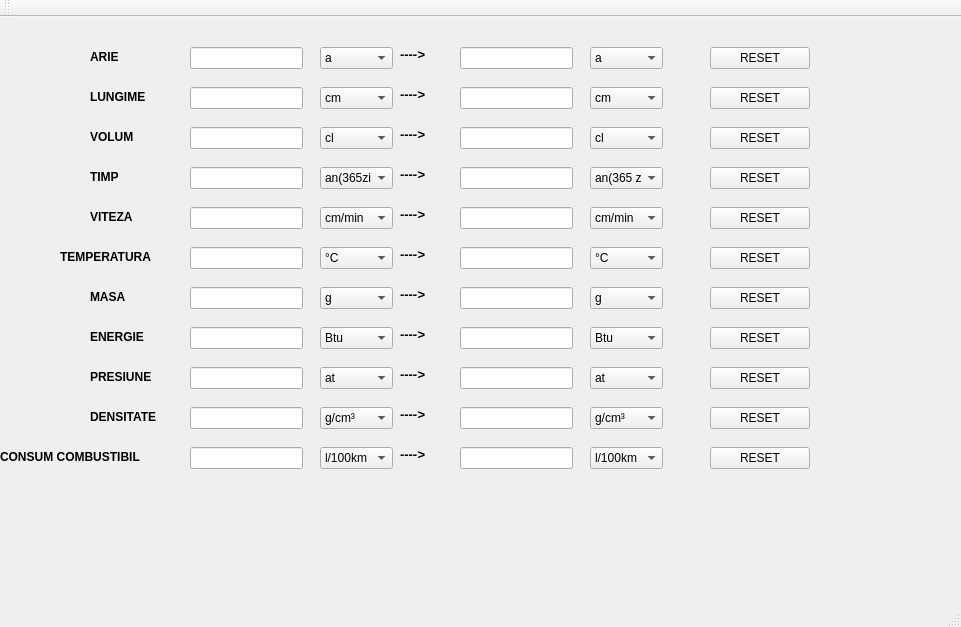
Above: Convertor/convertor.ui from CochiorHeghiLucian/Convertor before the change. Below: the same form after it.
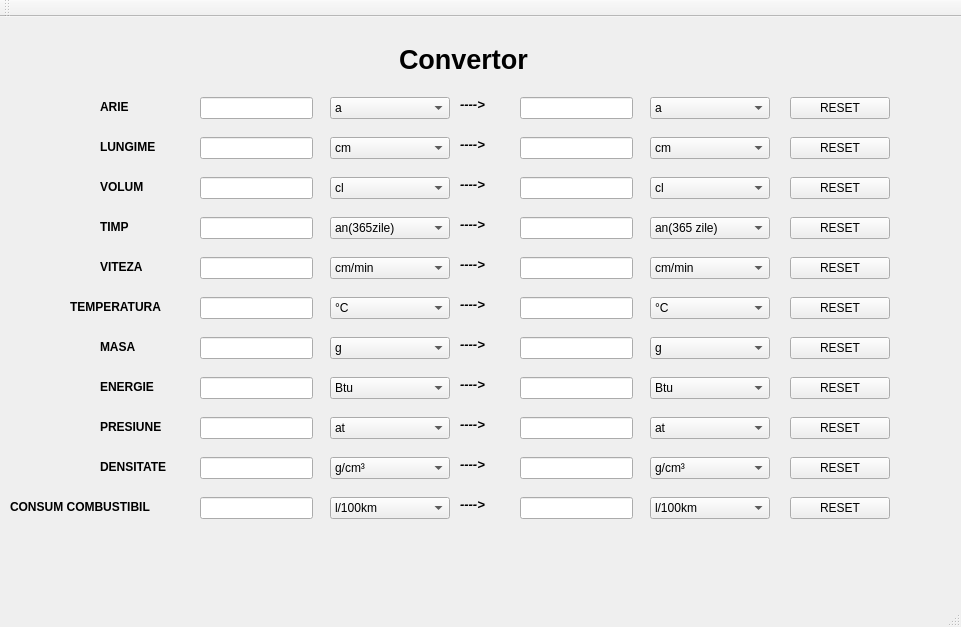
That is the form after the change.

What changed in the file:
```diff
--- a/Convertor/convertor.ui
+++ b/Convertor/convertor.ui
@@ -20,8 +20,8 @@
    <widget class="QLineEdit" name="lineEdit">
     <property name="geometry">
      <rect>
-      <x>190</x>
-      <y>30</y>
+      <x>200</x>
+      <y>80</y>
       <width>113</width>
       <height>22</height>
      </rect>
@@ -30,8 +30,8 @@
    <widget class="QLineEdit" name="lineEdit_2">
     <property name="geometry">
      <rect>
-      <x>190</x>
-      <y>70</y>
+      <x>200</x>
+      <y>120</y>
       <width>113</width>
       <height>22</height>
      </rect>
@@ -40,8 +40,8 @@
    <widget class="QLineEdit" name="lineEdit_3">
     <property name="geometry">
      <rect>
-      <x>190</x>
-      <y>110</y>
+      <x>200</x>
+      <y>160</y>
       <width>113</width>
       <height>22</height>
      </rect>
@@ -50,8 +50,8 @@
    <widget class="QLineEdit" name="lineEdit_4">
     <property name="geometry">
      <rect>
-      <x>190</x>
-      <y>150</y>
+      <x>200</x>
+      <y>200</y>
       <width>113</width>
       <height>22</height>
      </rect>
@@ -60,8 +60,8 @@
    <widget class="QLineEdit" name="lineEdit_5">
     <property name="geometry">
      <rect>
-      <x>190</x>
-      <y>190</y>
+      <x>200</x>
+      <y>240</y>
       <width>113</width>
       <height>22</height>
      </rect>
@@ -70,8 +70,8 @@
    <widget class="QLineEdit" name="lineEdit_6">
     <property name="geometry">
      <rect>
-      <x>190</x>
-      <y>230</y>
+      <x>200</x>
+      <y>280</y>
       <width>113</width>
       <height>22</height>
      </rect>
@@ -80,8 +80,8 @@
    <widget class="QLineEdit" name="lineEdit_7">
     <property name="geometry">
      <rect>
-      <x>190</x>
-      <y>270</y>
+      <x>200</x>
+      <y>320</y>
       <width>113</width>
       <height>22</height>
      </rect>
@@ -90,8 +90,8 @@
    <widget class="QLineEdit" name="lineEdit_8">
     <property name="geometry">
      <rect>
-      <x>190</x>
-      <y>310</y>
+      <x>200</x>
+      <y>360</y>
       <width>113</width>
       <height>22</height>
      </rect>
@@ -100,8 +100,8 @@
    <widget class="QLineEdit" name="lineEdit_9">
     <property name="geometry">
      <rect>
-      <x>190</x>
-      <y>350</y>
+      <x>200</x>
+      <y>400</y>
       <width>113</width>
       <height>22</height>
      </rect>
@@ -110,8 +110,8 @@
    <widget class="QLineEdit" name="lineEdit_10">
     <property name="geometry">
      <rect>
-      <x>190</x>
-      <y>390</y>
+      <x>200</x>
+      <y>440</y>
       <width>113</width>
       <height>22</height>
      </rect>
@@ -120,9 +120,9 @@
    <widget class="QComboBox" name="comboBox">
     <property name="geometry">
      <rect>
-      <x>320</x>
-      <y>30</y>
-      <width>73</width>
+      <x>330</x>
+      <y>80</y>
+      <width>120</width>
       <height>22</height>
      </rect>
     </property>
@@ -180,9 +180,9 @@
    <widget class="QComboBox" name="comboBox_2">
     <property name="geometry">
      <rect>
-      <x>320</x>
-      <y>70</y>
-      <width>73</width>
+      <x>330</x>
+      <y>120</y>
+      <width>120</width>
       <height>22</height>
      </rect>
     </property>
@@ -235,9 +235,9 @@
    <widget class="QComboBox" name="comboBox_3">
     <property name="geometry">
      <rect>
-      <x>320</x>
-      <y>110</y>
-      <width>73</width>
+      <x>330</x>
+      <y>160</y>
+      <width>120</width>
       <height>22</height>
      </rect>
     </property>
@@ -305,9 +305,9 @@
    <widget class="QComboBox" name="comboBox_4">
     <property name="geometry">
      <rect>
-      <x>320</x>
-      <y>150</y>
-      <width>73</width>
+      <x>330</x>
+      <y>200</y>
+      <width>120</width>
       <height>22</height>
      </rect>
     </property>
@@ -360,9 +360,9 @@
    <widget class="QComboBox" name="comboBox_5">
     <property name="geometry">
      <rect>
-      <x>320</x>
-      <y>190</y>
-      <width>73</width>
+      <x>330</x>
+      <y>240</y>
+      <width>120</width>
       <height>22</height>
      </rect>
     </property>
@@ -485,9 +485,9 @@
    <widget class="QComboBox" name="comboBox_6">
     <property name="geometry">
      <rect>
-      <x>320</x>
-      <y>230</y>
-      <width>73</width>
+      <x>330</x>
+      <y>280</y>
+      <width>120</width>
       <height>22</height>
      </rect>
     </property>
@@ -515,9 +515,9 @@
    <widget class="QComboBox" name="comboBox_7">
     <property name="geometry">
      <rect>
-      <x>320</x>
-      <y>270</y>
-      <width>73</width>
+      <x>330</x>
+      <y>320</y>
+      <width>120</width>
       <height>22</height>
      </rect>
     </property>
@@ -565,9 +565,9 @@
    <widget class="QComboBox" name="comboBox_8">
     <property name="geometry">
      <rect>
-      <x>320</x>
-      <y>310</y>
-      <width>73</width>
+      <x>330</x>
+      <y>360</y>
+      <width>120</width>
       <height>22</height>
      </rect>
     </property>
@@ -665,9 +665,9 @@
    <widget class="QComboBox" name="comboBox_9">
     <property name="geometry">
      <rect>
-      <x>320</x>
-      <y>350</y>
-      <width>73</width>
+      <x>330</x>
+      <y>400</y>
+      <width>120</width>
       <height>22</height>
      </rect>
     </property>
@@ -805,9 +805,9 @@
    <widget class="QComboBox" name="comboBox_10">
     <property name="geometry">
      <rect>
-      <x>320</x>
-      <y>390</y>
-      <width>73</width>
+      <x>330</x>
+      <y>440</y>
+      <width>120</width>
       <height>22</height>
      </rect>
     </property>
@@ -915,8 +915,8 @@
    <widget class="QLineEdit" name="lineEdit_11">
     <property name="geometry">
      <rect>
-      <x>460</x>
-      <y>190</y>
+      <x>520</x>
+      <y>240</y>
       <width>113</width>
       <height>22</height>
      </rect>
@@ -925,8 +925,8 @@
    <widget class="QLineEdit" name="lineEdit_12">
     <property name="geometry">
      <rect>
-      <x>460</x>
-      <y>30</y>
+      <x>520</x>
+      <y>80</y>
       <width>113</width>
       <height>22</height>
      </rect>
@@ -935,8 +935,8 @@
    <widget class="QLineEdit" name="lineEdit_13">
     <property name="geometry">
      <rect>
-      <x>460</x>
-      <y>350</y>
+      <x>520</x>
+      <y>400</y>
       <width>113</width>
       <height>22</height>
      </rect>
@@ -945,8 +945,8 @@
    <widget class="QLineEdit" name="lineEdit_14">
     <property name="geometry">
      <rect>
-      <x>460</x>
-      <y>230</y>
+      <x>520</x>
+      <y>280</y>
       <width>113</width>
       <height>22</height>
      </rect>
@@ -955,8 +955,8 @@
    <widget class="QLineEdit" name="lineEdit_15">
     <property name="geometry">
      <rect>
-      <x>460</x>
-      <y>310</y>
+      <x>520</x>
+      <y>360</y>
       <width>113</width>
       <height>22</height>
      </rect>
@@ -965,8 +965,8 @@
    <widget class="QLineEdit" name="lineEdit_16">
     <property name="geometry">
      <rect>
-      <x>460</x>
-      <y>150</y>
+      <x>520</x>
+      <y>200</y>
       <width>113</width>
       <height>22</height>
      </rect>
@@ -975,8 +975,8 @@
    <widget class="QLineEdit" name="lineEdit_17">
     <property name="geometry">
      <rect>
-      <x>460</x>
-      <y>270</y>
+      <x>520</x>
+      <y>320</y>
       <width>113</width>
       <height>22</height>
      </rect>
@@ -985,8 +985,8 @@
    <widget class="QLineEdit" name="lineEdit_18">
     <property name="geometry">
      <rect>
-      <x>460</x>
-      <y>390</y>
+      <x>520</x>
+      <y>440</y>
       <width>113</width>
       <height>22</height>
      </rect>
@@ -995,8 +995,8 @@
    <widget class="QLineEdit" name="lineEdit_19">
     <property name="geometry">
      <rect>
-      <x>460</x>
-      <y>70</y>
+      <x>520</x>
+      <y>120</y>
       <width>113</width>
       <height>22</height>
      </rect>
@@ -1005,8 +1005,8 @@
    <widget class="QLineEdit" name="lineEdit_20">
     <property name="geometry">
      <rect>
-      <x>460</x>
-      <y>110</y>
+      <x>520</x>
+      <y>160</y>
       <width>113</width>
       <height>22</height>
      </rect>
@@ -1015,8 +1015,8 @@
    <widget class="QLabel" name="label">
     <property name="geometry">
      <rect>
-      <x>90</x>
-      <y>70</y>
+      <x>100</x>
+      <y>120</y>
       <width>91</width>
       <height>21</height>
      </rect>
@@ -1031,8 +1031,8 @@
    <widget class="QLineEdit" name="lineEdit_21">
     <property name="geometry">
      <rect>
-      <x>190</x>
-      <y>430</y>
+      <x>200</x>
+      <y>480</y>
       <width>113</width>
       <height>22</height>
      </rect>
@@ -1041,8 +1041,8 @@
    <widget class="QLineEdit" name="lineEdit_22">
     <property name="geometry">
      <rect>
-      <x>460</x>
-      <y>430</y>
+      <x>520</x>
+      <y>480</y>
       <width>113</width>
       <height>22</height>
      </rect>
@@ -1051,9 +1051,9 @@
    <widget class="QComboBox" name="comboBox_22">
     <property name="geometry">
      <rect>
-      <x>320</x>
-      <y>430</y>
-      <width>73</width>
+      <x>330</x>
+      <y>480</y>
+      <width>120</width>
       <height>22</height>
      </rect>
     </property>
@@ -1101,8 +1101,8 @@
    <widget class="QLabel" name="label_2">
     <property name="geometry">
      <rect>
-      <x>90</x>
-      <y>30</y>
+      <x>100</x>
+      <y>80</y>
       <width>91</width>
       <height>21</height>
      </rect>
@@ -1117,8 +1117,8 @@
    <widget class="QLabel" name="label_3">
     <property name="geometry">
      <rect>
-      <x>90</x>
-      <y>110</y>
+      <x>100</x>
+      <y>160</y>
       <width>91</width>
       <height>21</height>
      </rect>
@@ -1133,8 +1133,8 @@
    <widget class="QLabel" name="label_4">
     <property name="geometry">
      <rect>
-      <x>90</x>
-      <y>150</y>
+      <x>100</x>
+      <y>200</y>
       <width>91</width>
       <height>21</height>
      </rect>
@@ -1149,8 +1149,8 @@
    <widget class="QLabel" name="label_5">
     <property name="geometry">
      <rect>
-      <x>60</x>
-      <y>230</y>
+      <x>70</x>
+      <y>280</y>
       <width>121</width>
       <height>21</height>
      </rect>
@@ -1165,8 +1165,8 @@
    <widget class="QLabel" name="label_6">
     <property name="geometry">
      <rect>
-      <x>90</x>
-      <y>190</y>
+      <x>100</x>
+      <y>240</y>
       <width>91</width>
       <height>21</height>
      </rect>
@@ -1181,8 +1181,8 @@
    <widget class="QLabel" name="label_7">
     <property name="geometry">
      <rect>
-      <x>90</x>
-      <y>270</y>
+      <x>100</x>
+      <y>320</y>
       <width>91</width>
       <height>21</height>
      </rect>
@@ -1197,8 +1197,8 @@
    <widget class="QLabel" name="label_9">
     <property name="geometry">
      <rect>
-      <x>0</x>
-      <y>430</y>
+      <x>10</x>
+      <y>480</y>
       <width>181</width>
       <height>21</height>
      </rect>
@@ -1213,8 +1213,8 @@
    <widget class="QLabel" name="label_10">
     <property name="geometry">
      <rect>
-      <x>90</x>
-      <y>390</y>
+      <x>100</x>
+      <y>440</y>
       <width>91</width>
       <height>21</height>
      </rect>
@@ -1229,8 +1229,8 @@
    <widget class="QLabel" name="label_11">
     <property name="geometry">
      <rect>
-      <x>90</x>
-      <y>350</y>
+      <x>100</x>
+      <y>400</y>
       <width>91</width>
       <height>21</height>
      </rect>
@@ -1245,8 +1245,8 @@
    <widget class="QLabel" name="label_12">
     <property name="geometry">
      <rect>
-      <x>90</x>
-      <y>310</y>
+      <x>100</x>
+      <y>360</y>
       <width>91</width>
       <height>21</height>
      </rect>
@@ -1261,9 +1261,9 @@
    <widget class="QComboBox" name="comboBox_16">
     <property name="geometry">
      <rect>
-      <x>590</x>
-      <y>70</y>
-      <width>73</width>
+      <x>650</x>
+      <y>120</y>
+      <width>120</width>
       <height>22</height>
      </rect>
     </property>
@@ -1316,9 +1316,9 @@
    <widget class="QComboBox" name="comboBox_15">
     <property name="geometry">
      <rect>
-      <x>590</x>
-      <y>150</y>
-      <width>73</width>
+      <x>650</x>
+      <y>200</y>
+      <width>120</width>
       <height>22</height>
      </rect>
     </property>
@@ -1371,9 +1371,9 @@
    <widget class="QComboBox" name="comboBox_20">
     <property name="geometry">
      <rect>
-      <x>590</x>
-      <y>230</y>
-      <width>73</width>
+      <x>650</x>
+      <y>280</y>
+      <width>120</width>
       <height>22</height>
      </rect>
     </property>
@@ -1401,9 +1401,9 @@
    <widget class="QComboBox" name="comboBox_12">
     <property name="geometry">
      <rect>
-      <x>590</x>
-      <y>30</y>
-      <width>73</width>
+      <x>650</x>
+      <y>80</y>
+      <width>120</width>
       <height>22</height>
      </rect>
     </property>
@@ -1461,9 +1461,9 @@
    <widget class="QComboBox" name="comboBox_17">
     <property name="geometry">
      <rect>
-      <x>590</x>
-      <y>110</y>
-      <width>73</width>
+      <x>650</x>
+      <y>160</y>
+      <width>120</width>
       <height>22</height>
      </rect>
     </property>
@@ -1531,8 +1531,8 @@
    <widget class="QPushButton" name="pushButton_2">
     <property name="geometry">
      <rect>
-      <x>710</x>
-      <y>30</y>
+      <x>790</x>
+      <y>80</y>
       <width>100</width>
       <height>22</height>
      </rect>
@@ -1544,8 +1544,8 @@
    <widget class="QPushButton" name="pushButton_3">
     <property name="geometry">
      <rect>
-      <x>710</x>
-      <y>70</y>
+      <x>790</x>
+      <y>120</y>
       <width>100</width>
       <height>22</height>
      </rect>
@@ -1557,8 +1557,8 @@
    <widget class="QPushButton" name="pushButton_4">
     <property name="geometry">
      <rect>
-      <x>710</x>
-      <y>150</y>
+      <x>790</x>
+      <y>200</y>
       <width>100</width>
       <height>22</height>
      </rect>
@@ -1570,8 +1570,8 @@
    <widget class="QPushButton" name="pushButton_5">
     <property name="geometry">
      <rect>
-      <x>710</x>
-      <y>110</y>
+      <x>790</x>
+      <y>160</y>
       <width>100</width>
       <height>22</height>
      </rect>
@@ -1583,8 +1583,8 @@
    <widget class="QPushButton" name="pushButton_6">
     <property name="geometry">
      <rect>
-      <x>710</x>
-      <y>310</y>
+      <x>790</x>
+      <y>360</y>
       <width>100</width>
       <height>22</height>
      </rect>
@@ -1596,8 +1596,8 @@
    <widget class="QPushButton" name="pushButton_7">
     <property name="geometry">
      <rect>
-      <x>710</x>
-      <y>270</y>
+      <x>790</x>
+      <y>320</y>
       <width>100</width>
       <height>22</height>
      </rect>
@@ -1609,8 +1609,8 @@
    <widget class="QPushButton" name="pushButton_8">
     <property name="geometry">
      <rect>
-      <x>710</x>
-      <y>230</y>
+      <x>790</x>
+      <y>280</y>
       <width>100</width>
       <height>22</height>
      </rect>
@@ -1622,8 +1622,8 @@
    <widget class="QPushButton" name="pushButton_9">
     <property name="geometry">
      <rect>
-      <x>710</x>
-      <y>190</y>
+      <x>790</x>
+      <y>240</y>
       <width>100</width>
       <height>22</height>
      </rect>
@@ -1635,8 +1635,8 @@
    <widget class="QPushButton" name="pushButton_10">
     <property name="geometry">
      <rect>
-      <x>710</x>
-      <y>430</y>
+      <x>790</x>
+      <y>480</y>
       <width>100</width>
       <height>22</height>
      </rect>
@@ -1648,8 +1648,8 @@
    <widget class="QPushButton" name="pushButton_11">
     <property name="geometry">
      <rect>
-      <x>710</x>
-      <y>390</y>
+      <x>790</x>
+      <y>440</y>
       <width>100</width>
       <height>22</height>
      </rect>
@@ -1661,8 +1661,8 @@
    <widget class="QPushButton" name="pushButton_12">
     <property name="geometry">
      <rect>
-      <x>710</x>
-      <y>350</y>
+      <x>790</x>
+      <y>400</y>
       <width>100</width>
       <height>22</height>
      </rect>
@@ -1674,8 +1674,8 @@
    <widget class="QLabel" name="label_8">
     <property name="geometry">
      <rect>
-      <x>400</x>
-      <y>30</y>
+      <x>460</x>
+      <y>80</y>
       <width>55</width>
       <height>16</height>
      </rect>
@@ -1687,8 +1687,8 @@
    <widget class="QLabel" name="label_13">
     <property name="geometry">
      <rect>
-      <x>400</x>
-      <y>70</y>
+      <x>460</x>
+      <y>120</y>
       <width>55</width>
       <height>16</height>
      </rect>
@@ -1700,8 +1700,8 @@
    <widget class="QLabel" name="label_14">
     <property name="geometry">
      <rect>
-      <x>400</x>
-      <y>150</y>
+      <x>460</x>
+      <y>200</y>
       <width>55</width>
       <height>16</height>
      </rect>
@@ -1713,8 +1713,8 @@
    <widget class="QLabel" name="label_15">
     <property name="geometry">
      <rect>
-      <x>400</x>
-      <y>110</y>
+      <x>460</x>
+      <y>160</y>
       <width>55</width>
       <height>16</height>
      </rect>
@@ -1726,8 +1726,8 @@
    <widget class="QLabel" name="label_16">
     <property name="geometry">
      <rect>
-      <x>400</x>
-      <y>230</y>
+      <x>460</x>
+      <y>280</y>
       <width>55</width>
       <height>16</height>
      </rect>
@@ -1739,8 +1739,8 @@
    <widget class="QLabel" name="label_17">
     <property name="geometry">
      <rect>
-      <x>400</x>
-      <y>310</y>
+      <x>460</x>
+      <y>360</y>
       <width>55</width>
       <height>16</height>
      </rect>
@@ -1752,8 +1752,8 @@
    <widget class="QLabel" name="label_18">
     <property name="geometry">
      <rect>
-      <x>400</x>
-      <y>270</y>
+      <x>460</x>
+      <y>320</y>
       <width>55</width>
       <height>16</height>
      </rect>
@@ -1765,8 +1765,8 @@
    <widget class="QLabel" name="label_19">
     <property name="geometry">
      <rect>
-      <x>400</x>
-      <y>190</y>
+      <x>460</x>
+      <y>240</y>
       <width>55</width>
       <height>16</height>
      </rect>
@@ -1778,8 +1778,8 @@
    <widget class="QLabel" name="label_20">
     <property name="geometry">
      <rect>
-      <x>400</x>
-      <y>430</y>
+      <x>460</x>
+      <y>480</y>
       <width>55</width>
       <height>16</height>
      </rect>
@@ -1791,8 +1791,8 @@
    <widget class="QLabel" name="label_21">
     <property name="geometry">
      <rect>
-      <x>400</x>
-      <y>350</y>
+      <x>460</x>
+      <y>400</y>
       <width>55</width>
       <height>16</height>
      </rect>
@@ -1804,8 +1804,8 @@
    <widget class="QLabel" name="label_22">
     <property name="geometry">
      <rect>
-      <x>400</x>
-      <y>390</y>
+      <x>460</x>
+      <y>440</y>
       <width>55</width>
       <height>16</height>
      </rect>
@@ -1817,9 +1817,9 @@
    <widget class="QComboBox" name="comboBox_13">
     <property name="geometry">
      <rect>
-      <x>590</x>
-      <y>190</y>
-      <width>73</width>
+      <x>650</x>
+      <y>240</y>
+      <width>120</width>
       <height>22</height>
      </rect>
     </property>
@@ -1942,9 +1942,9 @@
    <widget class="QComboBox" name="comboBox_14">
     <property name="geometry">
      <rect>
-      <x>590</x>
-      <y>270</y>
-      <width>73</width>
+      <x>650</x>
+      <y>320</y>
+      <width>120</width>
       <height>22</height>
      </rect>
     </property>
@@ -1992,9 +1992,9 @@
    <widget class="QComboBox" name="comboBox_18">
     <property name="geometry">
      <rect>
-      <x>590</x>
-      <y>310</y>
-      <width>73</width>
+      <x>650</x>
+      <y>360</y>
+      <width>120</width>
       <height>22</height>
      </rect>
     </property>
@@ -2092,9 +2092,9 @@
    <widget class="QComboBox" name="comboBox_19">
     <property name="geometry">
      <rect>
-      <x>590</x>
-      <y>350</y>
-      <width>73</width>
+      <x>650</x>
+      <y>400</y>
+      <width>120</width>
       <height>22</height>
      </rect>
     </property>
@@ -2232,9 +2232,9 @@
    <widget class="QComboBox" name="comboBox_11">
     <property name="geometry">
      <rect>
-      <x>590</x>
-      <y>390</y>
-      <width>73</width>
+      <x>650</x>
+      <y>440</y>
+      <width>120</width>
       <height>22</height>
      </rect>
     </property>
@@ -2342,9 +2342,9 @@
    <widget class="QComboBox" name="comboBox_23">
     <property name="geometry">
      <rect>
-      <x>590</x>
-      <y>430</y>
-      <width>73</width>
+      <x>650</x>
+      <y>480</y>
+      <width>120</width>
       <height>22</height>
      </rect>
     </property>
@@ -2389,6 +2389,22 @@
      </property>
     </item>
    </widget>
+   <widget class="QLabel" name="label_23">
+    <property name="geometry">
+     <rect>
+      <x>399</x>
+      <y>12</y>
+      <width>291</width>
+      <height>61</height>
+     </rect>
+    </property>
+    <property name="text">
+     <string>&lt;html&gt;&lt;head/&gt;&lt;body&gt;&lt;p&gt;&lt;span style=&quot; font-size:20pt; font-weight:600;&quot;&gt;Convertor&lt;/span&gt;&lt;/p&gt;&lt;/body&gt;&lt;/html&gt;</string>
+    </property>
+    <property name="textFormat">
+     <enum>Qt::RichText</enum>
+    </property>
+   </widget>
   </widget>
   <widget class="QMenuBar" name="menuBar">
    <property name="geometry">
```
